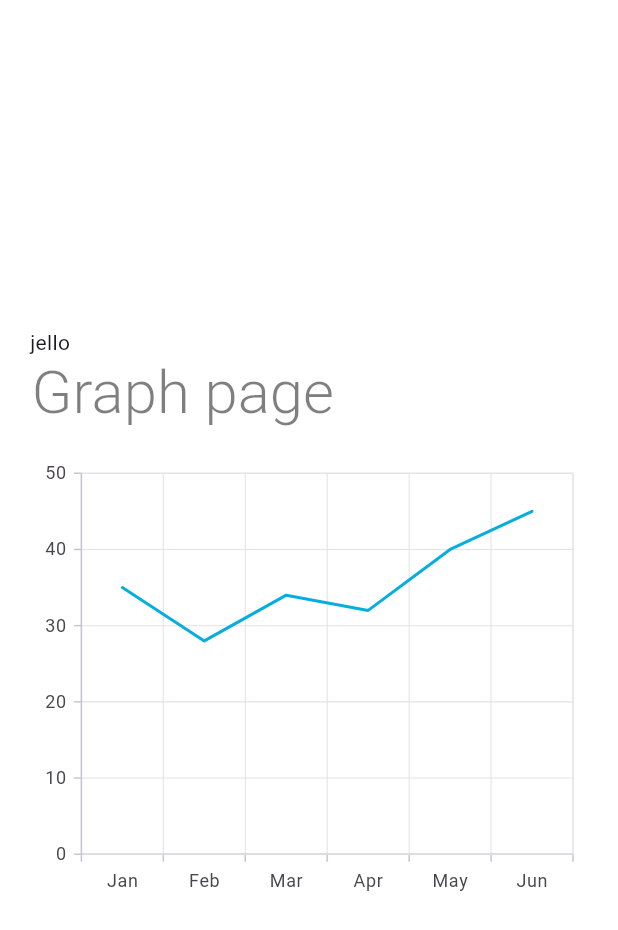
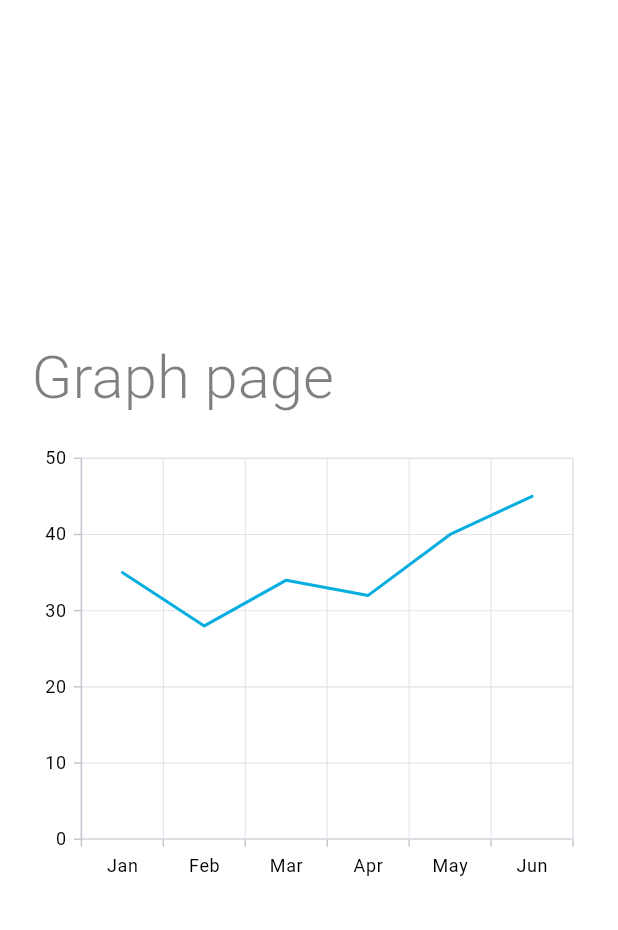
Before and after one commit to nourou21/THERMOCONFORT, a Flutter app: the GraphPage screen opened directly, on a phone screen of 412 x 824 dp. Shown: the top 930 px of the screen. Run offline on Flutter 3.47's test engine with Material 3 defaults, Android fonts, the phone set to English and light mode, and no system bars; drawn by our look-alikes of animated_text_kit; our stand-ins replace awesome_notifications, firebase_auth, firebase_core, firebase_database, flutter_feather_icons, geocoding and 9 more; accounts and stored records are empty.

Commit message:
Update graph.dart

```diff
--- a/lib/inside app/graph.dart
+++ b/lib/inside app/graph.dart
@@ -40,18 +40,14 @@ class GraphPage extends StatelessWidget {
                     children: [
                       Row(
                         children: [
-                          Text("jello"),
-                          SizedBox(width: 10),
-                        ],
-                      ),
-                      Row(
-                        children: [
                           SizedBox(width: 1),
                           Expanded(
                             child: DefaultTextStyle(
                               style: GoogleFonts.indieFlower(
                                 textStyle: TextStyle(
-                                  color: Colors.black.withOpacity(0.5),
+                                  color: is_dark_mode
+                                      ? Colors.white
+                                      : Colors.black.withOpacity(0.5),
                                   fontWeight: FontWeight.w300,
                                   fontSize: 40,
                                 ),
@@ -72,7 +68,22 @@ class GraphPage extends StatelessWidget {
                       SizedBox(height: 20),
                       // Add the chart widget here
                       SfCartesianChart(
-                        primaryXAxis: CategoryAxis(),
+                        primaryXAxis: CategoryAxis(
+                          labelStyle: TextStyle(
+                            color: is_dark_mode
+                                ? Colors.white
+                                : Colors
+                                    .black, // Adjust color based on dark mode
+                          ),
+                        ),
+                        primaryYAxis: NumericAxis(
+                          labelStyle: TextStyle(
+                            color: is_dark_mode
+                                ? Colors.white
+                                : Colors
+                                    .black, // Adjust color based on dark mode
+                          ),
+                        ),
                         series: [
                           // Renders line chart
                           LineSeries<SalesData, String>(
```
